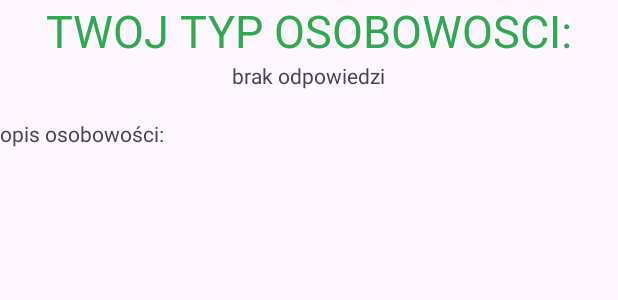
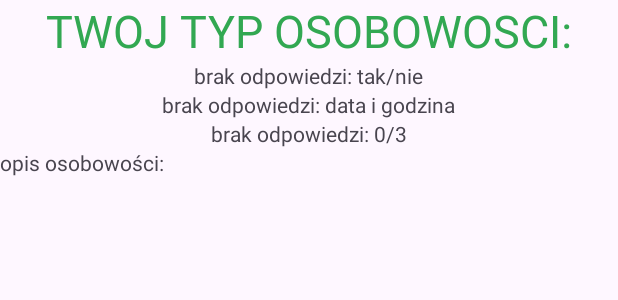
Before and after one commit to probula/PersonalityQuiz, an Android app: the layout activity_summary.xml on its own in the app's theme, with its tools: preview values and no code run, on a phone screen of 412 x 824 dp. Shown: the top 300 px of the screen. Run offline under Robolectric (Android 15) with nearby library versions, the phone set to English and light mode, and no system bars.

Commit message:
add CheckBox choices sending to second activity

```diff
--- a/app/src/main/java/com/example/personality_quiz/SummaryActivity.kt
+++ b/app/src/main/java/com/example/personality_quiz/SummaryActivity.kt
@@ -28,5 +28,10 @@ class SummaryActivity : AppCompatActivity() {
 
         val wynikDate = findViewById<TextView>(R.id.wynikDataCzas)
         wynikDate.text = "Data: $selectedDate\nCzas: $selectedTime"
+
+        //PYTANIE 3
+        val selectedCB = intent.getStringExtra("selectedCheckBoxes")
+        findViewById<TextView>(R.id.wynikCB).text = "Wybrane odpowiedzi: $selectedCB"
+
     }
 }
--- a/app/src/main/res/layout/activity_summary.xml
+++ b/app/src/main/res/layout/activity_summary.xml
@@ -21,18 +21,28 @@
         android:id="@+id/wynikTN"
         android:layout_width="wrap_content"
         android:layout_height="wrap_content"
-        android:text="brak odpowiedzi"
+        android:text="brak odpowiedzi: tak/nie"
         android:layout_gravity="center_horizontal"/>
     <TextView
         android:layout_width="wrap_content"
         android:layout_height="wrap_content"
-        android:id="@+id/wynikDataCzas"/>
+        android:id="@+id/wynikDataCzas"
+        android:layout_gravity="center_horizontal"
+        android:text="brak odpowiedzi: data i godzina"/>
+
+    <TextView
+        android:layout_width="wrap_content"
+        android:layout_height="wrap_content"
+        android:id="@+id/wynikCB"
+        android:layout_gravity="center_horizontal"
+        android:text="brak odpowiedzi: 0/3"/>
 
     <TextView
         android:layout_width="wrap_content"
         android:layout_height="wrap_content"
         android:text="opis osobowości:"
-        android:gravity="center_horizontal"/>
+        android:gravity="center_horizontal"
+        />
 
 
 </LinearLayout>
```
Also changed, not shown: app/src/main/java/com/example/personality_quiz/MainActivity.kt (+27 -13 lines).
